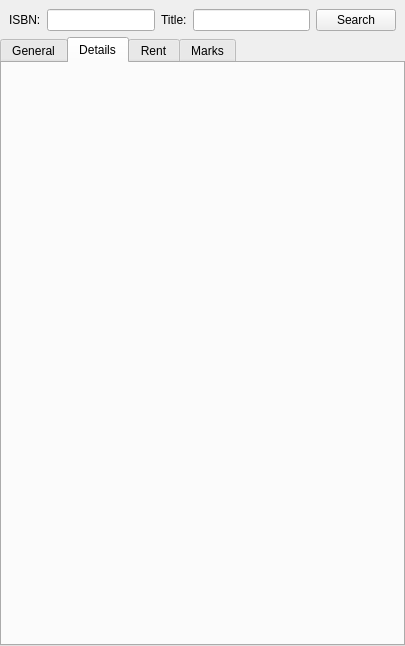
First picture: the form in src/ui/bookdescription.ui, repository vatriani/mybookdb, before the edit.
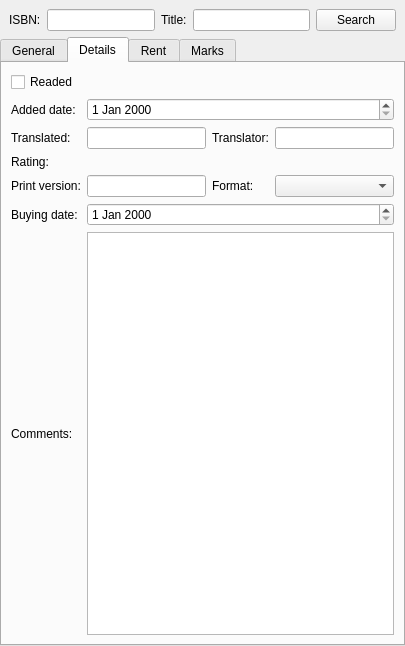
Second picture: the form after the edit. The open tabs and pages were chosen to show the change.

Commit message: adding new gui elements for books

Patch:
```diff
--- a/src/ui/bookdescription.ui
+++ b/src/ui/bookdescription.ui
@@ -319,6 +319,113 @@
       <attribute name="title">
        <string>Details</string>
       </attribute>
+      <layout class="QVBoxLayout" name="verticalLayout_5">
+       <item>
+        <layout class="QHBoxLayout" name="horizontalLayout_7">
+         <item>
+          <widget class="QCheckBox" name="checkBoxReaded">
+           <property name="text">
+            <string>Readed</string>
+           </property>
+          </widget>
+         </item>
+         <item>
+          <spacer name="horizontalSpacer_3">
+           <property name="orientation">
+            <enum>Qt::Horizontal</enum>
+           </property>
+           <property name="sizeHint" stdset="0">
+            <size>
+             <width>40</width>
+             <height>20</height>
+            </size>
+           </property>
+          </spacer>
+         </item>
+        </layout>
+       </item>
+       <item>
+        <layout class="QGridLayout" name="gridLayout_2">
+         <item row="0" column="0">
+          <widget class="QLabel" name="label_9">
+           <property name="text">
+            <string>Added date:</string>
+           </property>
+          </widget>
+         </item>
+         <item row="1" column="0">
+          <widget class="QLabel" name="label_10">
+           <property name="text">
+            <string>Translated:</string>
+           </property>
+          </widget>
+         </item>
+         <item row="1" column="1">
+          <widget class="QLineEdit" name="lineEdit"/>
+         </item>
+         <item row="1" column="2">
+          <widget class="QLabel" name="label_11">
+           <property name="text">
+            <string>Translator:</string>
+           </property>
+          </widget>
+         </item>
+         <item row="1" column="3">
+          <widget class="QLineEdit" name="lineEdit_2"/>
+         </item>
+         <item row="2" column="0">
+          <widget class="QLabel" name="label_12">
+           <property name="text">
+            <string>Rating:</string>
+           </property>
+          </widget>
+         </item>
+         <item row="3" column="0">
+          <widget class="QLabel" name="label_13">
+           <property name="text">
+            <string>Print version:</string>
+           </property>
+          </widget>
+         </item>
+         <item row="3" column="1">
+          <widget class="QLineEdit" name="lineEdit_3"/>
+         </item>
+         <item row="3" column="2">
+          <widget class="QLabel" name="label_14">
+           <property name="text">
+            <string>Format:</string>
+           </property>
+          </widget>
+         </item>
+         <item row="3" column="3">
+          <widget class="QComboBox" name="comboBox"/>
+         </item>
+         <item row="4" column="0">
+          <widget class="QLabel" name="label_15">
+           <property name="text">
+            <string>Buying date:</string>
+           </property>
+          </widget>
+         </item>
+         <item row="5" column="0">
+          <widget class="QLabel" name="label_16">
+           <property name="text">
+            <string>Comments:</string>
+           </property>
+          </widget>
+         </item>
+         <item row="4" column="1" colspan="3">
+          <widget class="QDateEdit" name="dateEdit_2"/>
+         </item>
+         <item row="0" column="1" colspan="3">
+          <widget class="QDateEdit" name="dateEditAddedDate"/>
+         </item>
+         <item row="5" column="1" colspan="3">
+          <widget class="QPlainTextEdit" name="plainTextEdit_2"/>
+         </item>
+        </layout>
+       </item>
+      </layout>
      </widget>
      <widget class="QWidget" name="rent">
       <attribute name="title">
```
Left out of the diff: 67 changed lines with no effect on the pictures. The commit also changes 5 other files.
